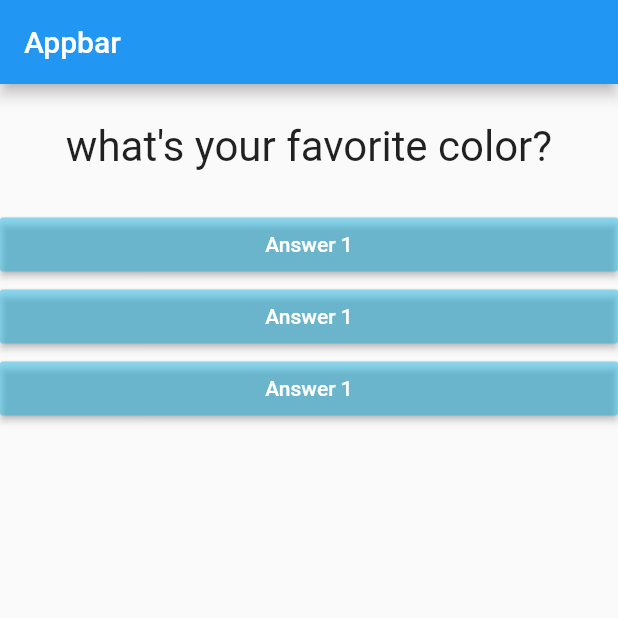
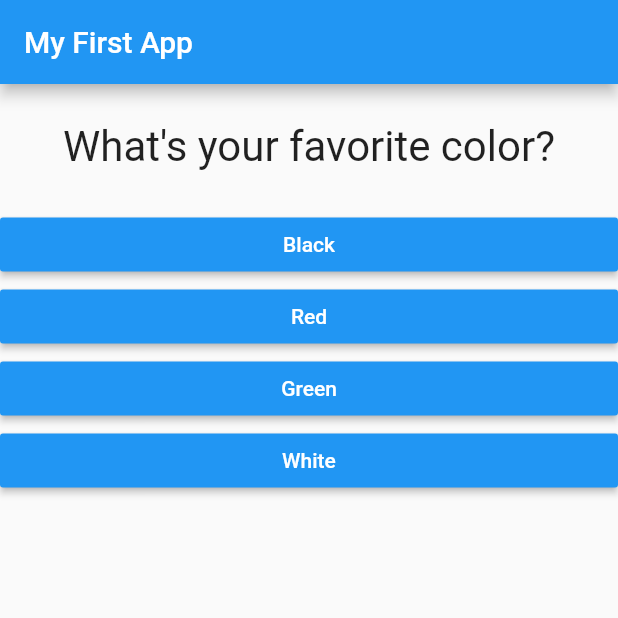
Before and after one commit to ankitpsamrat/Flutter-quiz-app, a Flutter app: the screen it shows after launch, on a phone screen of 412 x 824 dp, the top half of it. Run offline on Flutter 3.47's test engine with Material 2 defaults, Android fonts, the phone set to English and light mode, and no system bars.

Commit message:
first commit

```diff
--- a/lib/answer.dart
+++ b/lib/answer.dart
@@ -3,19 +3,19 @@
 import 'package:flutter/material.dart';
 
 class Answer extends StatelessWidget {
-  // const Answer({Key? key}) : super(key: key);
+  final VoidCallback selectHandler;
+  final String answerText;
 
-  final Function selectHandler;
-  Answer(this.selectHandler);
+  Answer(this.selectHandler, this.answerText);
 
   @override
   Widget build(BuildContext context) {
     return Container(
       width: double.infinity,
       child: RaisedButton(
-        color: Color.fromARGB(110, 7, 180, 233),
+        color: Colors.blue,
         textColor: Colors.white,
-        child: Text('Answer 1'),
+        child: Text(answerText),
         onPressed: selectHandler,
       ),
     );
--- a/lib/main.dart
+++ b/lib/main.dart
@@ -1,12 +1,14 @@
 // ignore_for_file: prefer_const_constructors, prefer_const_literals_to_create_immutables, deprecated_member_use, avoid_print, must_be_immutable, use_key_in_widget_constructors, unused_local_variable, no_logic_in_create_state
 
 import 'package:flutter/material.dart';
-import 'package:quiz_app/answer.dart';
-import 'package:quiz_app/question.dart';
+import './quiz.dart';
+import './result.dart';
 
 void main() {
   runApp(MyApp());
 }
+
+// void main() => runApp(MyApp());
 
 class MyApp extends StatefulWidget {
   @override
@@ -16,48 +18,75 @@ class MyApp extends StatefulWidget {
 }
 
 class _MyAppState extends State<MyApp> {
+  final _questions = const [
+    {
+      'questionText': 'What\'s your favorite color?',
+      'answers': [
+        {'text': 'Black', 'score': 10},
+        {'text': 'Red', 'score': 5},
+        {'text': 'Green', 'score': 3},
+        {'text': 'White', 'score': 1},
+      ],
+    },
+    {
+      'questionText': 'What\'s your favorite animal?',
+      'answers': [
+        {'text': 'Rabbit', 'score': 3},
+        {'text': 'Snake', 'score': 11},
+        {'text': 'Elephant', 'score': 5},
+        {'text': 'Lion', 'score': 9},
+      ],
+    },
+    {
+      'questionText': 'Who\'s your favorite food?',
+      'answers': [
+        {'text': 'Pizza', 'score': 1},
+        {'text': 'Berger', 'score': 1},
+        {'text': 'Dosa', 'score': 1},
+        {'text': 'Paneer', 'score': 1},
+      ],
+    },
+  ];
   var _questionIndex = 0;
+  var _totalScore = 0;
 
-  void _answerQuestion() {
+  void _resetQuiz() {
+    setState(() {
+      _questionIndex = 0;
+      _totalScore = 0;
+    });
+  }
+
+  void _answerQuestion(int score) {
+    _totalScore += score;
+
     setState(() {
       _questionIndex = _questionIndex + 1;
     });
     print(_questionIndex);
+    if (_questionIndex < _questions.length) {
+      print('We have more questions!');
+    } else {
+      print('No more questions!');
+    }
   }
 
   @override
   Widget build(BuildContext context) {
-    var question = [
-      {
-        'questionText': 'what\'s your favorite color?',
-        'answerText': ['Black', 'Red', 'Green', 'White'],
-      },
-      {
-        'questionText': 'what\'s your favorite animal?',
-        'answerText': ['Rabbit', 'Snake', 'Elephant', 'Lion'],
-      },
-      {
-        'questionText': 'what\'s your favorite food?',
-        'answerText': ['Pizza', 'Burger', 'Dosa', 'Paneer'],
-      },
-    ];
     return MaterialApp(
       debugShowCheckedModeBanner: false,
       home: Scaffold(
-          appBar: AppBar(
-            title: Text('Appbar'),
-          ),
-          body: Column(
-            children: [
-              Question(question[_questionIndex]['questionText']),
-              // RaisedButton(child: Text('Answer 1'), onPressed: _answerQuestion,),
-              // RaisedButton(child: Text('Answer 2'), onPressed: _answerQuestion),
-              // RaisedButton(child: Text('Answer 3'), onPressed: _answerQuestion)
-              Answer(_answerQuestion),
-              Answer(_answerQuestion),
-              Answer(_answerQuestion)
-            ],
-          )),
+        appBar: AppBar(
+          title: Text('My First App'),
+        ),
+        body: _questionIndex < _questions.length
+            ? Quiz(
+                answerQuestion: _answerQuestion,
+                questionIndex: _questionIndex,
+                questions: _questions,
+              )
+            : Result(_totalScore, _resetQuiz),
+      ),
     );
   }
 }
--- a/lib/question.dart
+++ b/lib/question.dart
@@ -4,6 +4,7 @@ import 'package:flutter/material.dart';
 
 class Question extends StatelessWidget {
   final String questionText;
+
   Question(this.questionText);
 
   @override
--- /dev/null
+++ b/lib/quiz.dart
@@ -0,0 +1,33 @@
+// ignore_for_file: prefer_const_constructors_in_immutables, use_key_in_widget_constructors
+
+import 'package:flutter/material.dart';
+import './question.dart';
+import './answer.dart';
+
+class Quiz extends StatelessWidget {
+  final List<Map<String, Object>> questions;
+  final int questionIndex;
+  final Function answerQuestion;
+
+  Quiz({
+    required this.questions,
+    required this.answerQuestion,
+    required this.questionIndex,
+  });
+
+  @override
+  Widget build(BuildContext context) {
+    return Column(
+      children: [
+        Question(
+          questions[questionIndex]['questionText'] as String,
+        ),
+        ...(questions[questionIndex]['answers'] as List<Map<String, Object>>)
+            .map((answer) {
+          return Answer(
+              () => answerQuestion(answer['score']), answer['text'] as String);
+        }).toList()
+      ],
+    );
+  }
+}
```
Also changed, not shown: lib/result.dart (added, +46 -0 lines).
